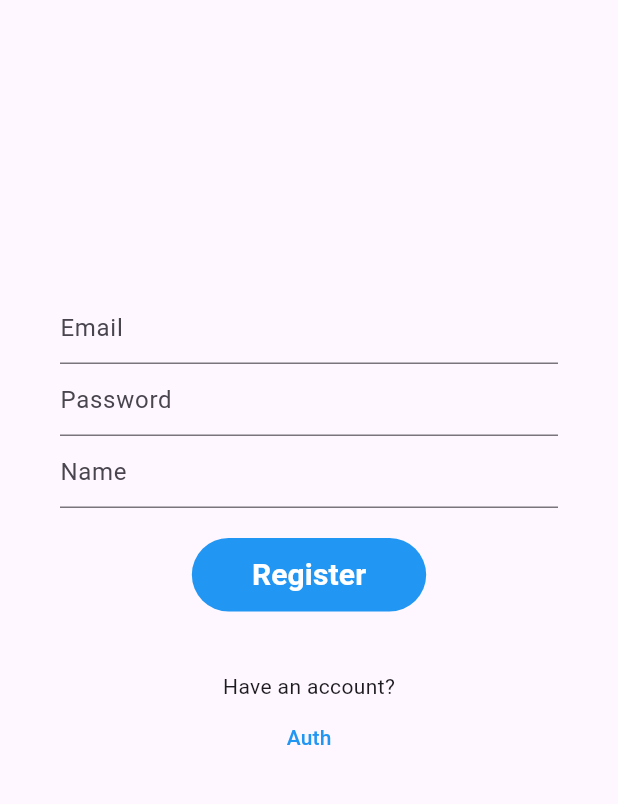
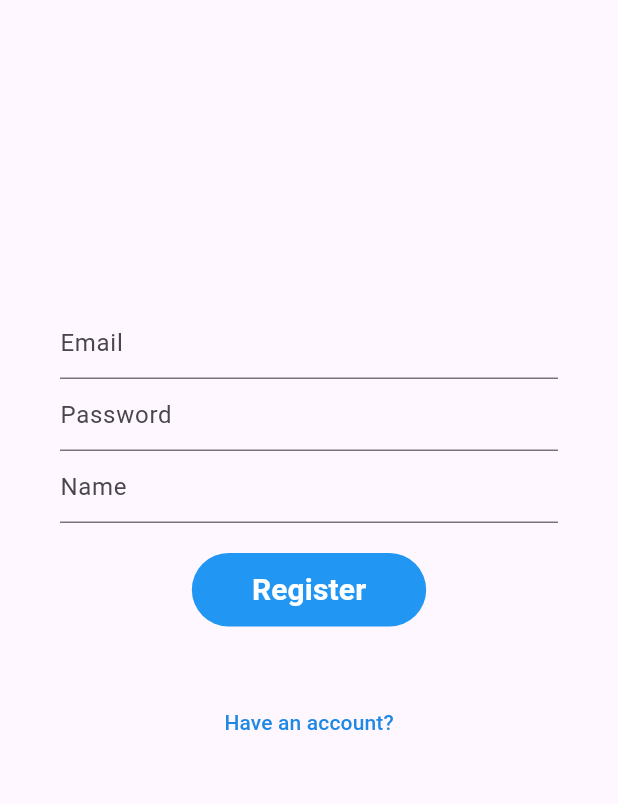
Before and after one commit to Yudnikov-Leonid/TestTaskTwo, a Flutter app: the screen it shows after launch, on a phone screen of 412 x 824 dp, the part 170-974 px from its top. Run offline on Flutter 3.47's test engine with Material 3 defaults, Android fonts, the phone set to English and light mode, and no system bars; our stand-ins replace firebase_core, flutter_bloc; accounts and stored records are empty.

Commit message:
feature/login improve _changeTypeButton

```diff
--- a/lib/features/login/presentation/login_bloc.dart
+++ b/lib/features/login/presentation/login_bloc.dart
@@ -4,12 +4,17 @@ import 'package:profile_app/features/login/data/login_ui_type.dart';
 
 class LoginBloc extends Bloc<LoginEvent, LoginState> {
   LoginBloc() : super(LoginStateInitial()) {
+    on<LoginEventInitial>(onLoginEventInitial);
     on<LoginEventChangeUiType>(onLoginEventChangeUiType);
-    on<LoginEventInitial>(onLoginEventInitial);
+
     on<LoginEventInputEmail>(onLoginEventInputEmail);
     on<LoginEventInputPassword>(onLoginEventInputPassword);
     on<LoginEventInputName>(onLoginEventInputName);
     on<LoginEventInputConfirmCode>(onLoginEventInputConfirmCode);
+
+    on<LoginEventRegister>(onLoginEventRegister);
+    on<LoginEventAuth>(onLoginEventAuth);
+    on<LoginEventRestore>(onLoginEventRestore);
   }
 
   LoginData _data = LoginData(
@@ -19,6 +24,14 @@ class LoginBloc extends Bloc<LoginEvent, LoginState> {
       name: '',
       confirmCode: '',
       restore: '');
+
+  void onLoginEventRegister(
+      LoginEventRegister event, Emitter<LoginState> emit) async {}
+
+  void onLoginEventAuth(LoginEventAuth event, Emitter<LoginState> emit) async {}
+
+  void onLoginEventRestore(
+      LoginEventRestore event, Emitter<LoginState> emit) async {}
 
   void onLoginEventInitial(
       LoginEventInitial event, Emitter<LoginState> emit) async {
@@ -31,22 +44,26 @@ class LoginBloc extends Bloc<LoginEvent, LoginState> {
     emit(LoginStateBase(_data, updateControllers: true));
   }
 
-  void onLoginEventInputEmail(LoginEventInputEmail event, Emitter<LoginState> emit) async {
+  void onLoginEventInputEmail(
+      LoginEventInputEmail event, Emitter<LoginState> emit) async {
     _data = _data.copyWith(email: event.email);
     emit(LoginStateBase(_data));
   }
 
-  void onLoginEventInputPassword(LoginEventInputPassword event, Emitter<LoginState> emit) async {
+  void onLoginEventInputPassword(
+      LoginEventInputPassword event, Emitter<LoginState> emit) async {
     _data = _data.copyWith(password: event.password);
     emit(LoginStateBase(_data));
   }
 
-  void onLoginEventInputName(LoginEventInputName event, Emitter<LoginState> emit) async {
+  void onLoginEventInputName(
+      LoginEventInputName event, Emitter<LoginState> emit) async {
     _data = _data.copyWith(name: event.name);
     emit(LoginStateBase(_data));
   }
 
-  void onLoginEventInputConfirmCode(LoginEventInputConfirmCode event, Emitter<LoginState> emit) async {
+  void onLoginEventInputConfirmCode(
+      LoginEventInputConfirmCode event, Emitter<LoginState> emit) async {
     _data = _data.copyWith(confirmCode: event.confirmCode);
     emit(LoginStateBase(_data));
   }
@@ -57,6 +74,12 @@ abstract class LoginEvent {}
 
 class LoginEventInitial extends LoginEvent {}
 
+class LoginEventAuth extends LoginEvent {}
+
+class LoginEventRestore extends LoginEvent {}
+
+class LoginEventRegister extends LoginEvent {}
+
 class LoginEventChangeUiType extends LoginEvent {
   final LoginUiType newType;
 
@@ -65,21 +88,25 @@ class LoginEventChangeUiType extends LoginEvent {
 
 class LoginEventInputEmail extends LoginEvent {
   final String email;
+
   LoginEventInputEmail({required this.email});
 }
 
 class LoginEventInputPassword extends LoginEvent {
   final String password;
+
   LoginEventInputPassword({required this.password});
 }
 
 class LoginEventInputName extends LoginEvent {
   final String name;
+
   LoginEventInputName({required this.name});
 }
 
 class LoginEventInputConfirmCode extends LoginEvent {
   final String confirmCode;
+
   LoginEventInputConfirmCode({required this.confirmCode});
 }
 
@@ -92,11 +119,13 @@ class LoginStateLoading extends LoginState {}
 
 class LoginStateMessage extends LoginState {
   final String message;
+
   LoginStateMessage({required this.message});
 }
 
 class LoginStateBase extends LoginState {
   final LoginData loginData;
+
   /// обновлять поля ввода на значение из loginData
   /// по умолчанию false, чтобы не сеттить текст при каждой введённой букве, так как это портит опыт юзера
   final bool updateControllers;
--- a/lib/features/login/presentation/login_page.dart
+++ b/lib/features/login/presentation/login_page.dart
@@ -87,8 +87,7 @@ class _LoginPageState extends State<LoginPage> {
         const SizedBox(height: 20),
         QButton('Register', () {}),
         const SizedBox(height: 40),
-        const Text('Have an account?'),
-        _changeTypeButton('Auth', LoginUiAuth())
+        _changeTypeButton('Have an account?', LoginUiAuth())
       ],
     );
   }
@@ -101,8 +100,7 @@ class _LoginPageState extends State<LoginPage> {
         const SizedBox(height: 20),
         QButton('Login', () {}),
         const SizedBox(height: 40),
-        const Text('Don\'t have an account?'),
-        _changeTypeButton('Register', LoginUiRegister()),
+        _changeTypeButton('Don\'t have an account?', LoginUiRegister()),
         _changeTypeButton('Restore password', LoginUiRestore())
       ],
     );
@@ -136,7 +134,7 @@ class _LoginPageState extends State<LoginPage> {
         style: TextButton.styleFrom(
             minimumSize: Size.zero,
             padding: const EdgeInsets.symmetric(horizontal: 10, vertical: 4)),
-        child: Text(text, style: const TextStyle(color: Colors.blue)));
+        child: Text(text, style: TextStyle(color: Colors.blue.shade600)));
   }
 
   Widget _emailTextField() {
```
